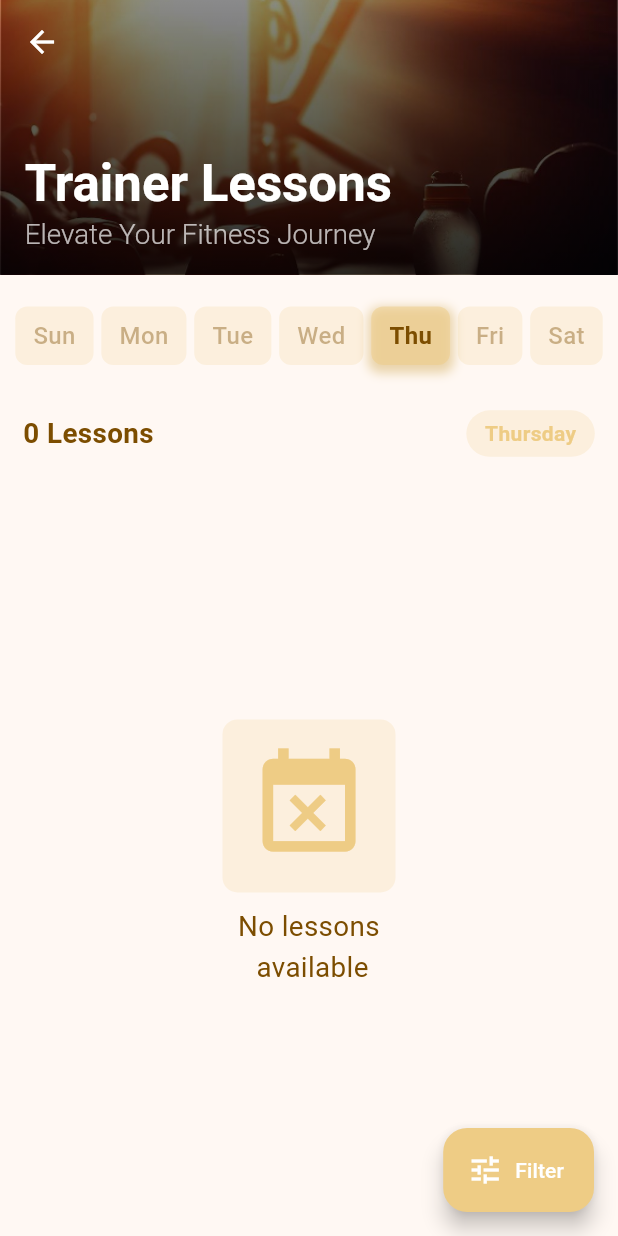
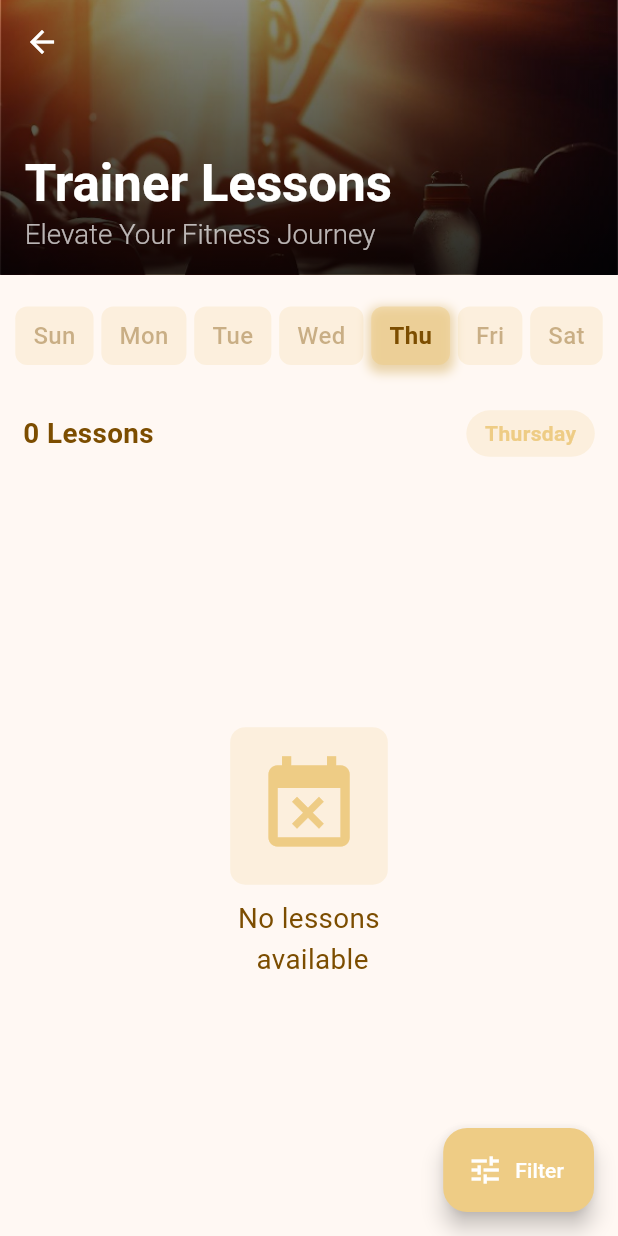
Before and after one commit to matanDev6556/StudioSyncApp, a Flutter app: the TrainerLessonsView screen opened by its route, on a phone screen of 412 x 824 dp. Run offline on Flutter 3.47's test engine with Material 3 defaults, Android fonts, the phone set to English and light mode, and no system bars; our stand-ins replace animated_toggle_switch, cloud_firestore, dots_indicator, firebase_auth, firebase_core, firebase_storage and 7 more; accounts and stored records are empty; statements that could not run were skipped.

Commit message:
settings lessons done

```diff
--- a/lib/modules/auth/controllers/signup_trainer_controller.dart
+++ b/lib/modules/auth/controllers/signup_trainer_controller.dart
@@ -15,7 +15,6 @@ class SignUpTrainerController extends SignUpController {
   RxList<String> locationsList = <String>[].obs;
   RxList<String> lessonsTypeList = <String>[].obs;
   RxString about = ''.obs;
-  RxBool isLessonsAvailable = false.obs;
   RxString instagramLink = ''.obs;
 
   var description = ''.obs;
@@ -125,7 +124,7 @@ class SignUpTrainerController extends SignUpController {
         coachesList: coachesList,
         locationsList: locationsList,
         lessonsTypeList: lessonsTypeList,
-        isLessonsAvailable: isLessonsAvailable.value,
+
         instagramLink: instagramLink.value,
         isTrainer: true,
       );
--- a/lib/modules/trainee/features/lessons/views/trainer_lessons_view.dart
+++ b/lib/modules/trainee/features/lessons/views/trainer_lessons_view.dart
@@ -204,7 +204,7 @@ class TrainerLessonsView extends GetView<LessonsTraineeController> {
                   ),
                   SizedBox(height: 10.h),
                   Text(
-                    'Trainer not allowed \n to shedule lessons now',
+                    'Trainer is not allowing \n lesson scheduling at this time',
                     style:
                         TextStyle(fontSize: 18.sp, color: AppStyle.softBrown),
                     textAlign: TextAlign.center,
@@ -212,7 +212,7 @@ class TrainerLessonsView extends GetView<LessonsTraineeController> {
                   AppStyle.h(10.h),
                   settings.message.isNotEmpty
                       ? CustomContainer(
-                          padding: EdgeInsets.all(16),
+                          padding: const EdgeInsets.all(16),
                           child: Text(
                             settings.message,
                             style: TextStyle(
@@ -220,7 +220,7 @@ class TrainerLessonsView extends GetView<LessonsTraineeController> {
                             textAlign: TextAlign.center,
                           ),
                         )
-                      : SizedBox(),
+                      : const SizedBox(),
                 ],
               ),
             ),
@@ -236,8 +236,11 @@ class TrainerLessonsView extends GetView<LessonsTraineeController> {
               children: [
                 CustomContainer(
                   padding: EdgeInsets.all(16.sp),
-                  child: Icon(Icons.event_busy,
-                      size: 80.sp, color: AppStyle.softOrange),
+                  child: Icon(
+                    Icons.event_busy,
+                    size: 70.sp,
+                    color: AppStyle.softOrange,
+                  ),
                 ),
                 SizedBox(height: 10.h),
                 Text(
--- a/lib/modules/trainer/models/trainer_model.dart
+++ b/lib/modules/trainer/models/trainer_model.dart
@@ -9,7 +9,7 @@ class TrainerModel extends UserModel {
   List<String> locationsList;
   List<String> lessonsTypeList;
   String about;
-  bool isLessonsAvailable;
+
   String instagramLink;
   TrainerModel({
     super.id,
@@ -25,7 +25,7 @@ class TrainerModel extends UserModel {
     this.coachesList = const <String>[],
     this.locationsList = const <String>[],
     this.lessonsTypeList = const <String>[],
-    this.isLessonsAvailable = false,
+
     this.instagramLink = '',
     required this.about,
   });
@@ -64,7 +64,7 @@ class TrainerModel extends UserModel {
       priceList: priceList ?? this.priceList,
       coachesList: coachesList ?? this.coachesList,
       about: about ?? this.about,
-      isLessonsAvailable: isLessonsAvailable ?? this.isLessonsAvailable,
+
       locationsList: locationsList ?? this.locationsList,
       lessonsTypeList: lessonsTypeList ?? this.lessonsTypeList,
       instagramLink: instagramLink ?? this.instagramLink,
@@ -82,7 +82,7 @@ class TrainerModel extends UserModel {
 
     final imgUrl = json['imgUrl'] ?? '';
     final id = json['id'] ?? '';
-    final isLessonsAvailable = json['isLessonsAvailable'] ?? false;
+
 
     final priceListMapList = json['priceList'] as List<dynamic>? ?? [];
     final priceList = priceListMapList
@@ -115,7 +115,7 @@ class TrainerModel extends UserModel {
       imgUrl: imgUrl,
       id: id,
       priceList: priceList,
-      isLessonsAvailable: isLessonsAvailable,
+
       imageUrls: imageUrls,
       coachesList: coachesList,
       locationsList: locationsList,
@@ -138,7 +138,7 @@ class TrainerModel extends UserModel {
       'about': about,
       'imageUrls': imageUrls,
       'id': userId,
-      'isLessonsAvailable': isLessonsAvailable,
+
       'coachesList': coachesList,
       'locationsList': locationsList,
       'lessonsTypeList': lessonsTypeList,
```
